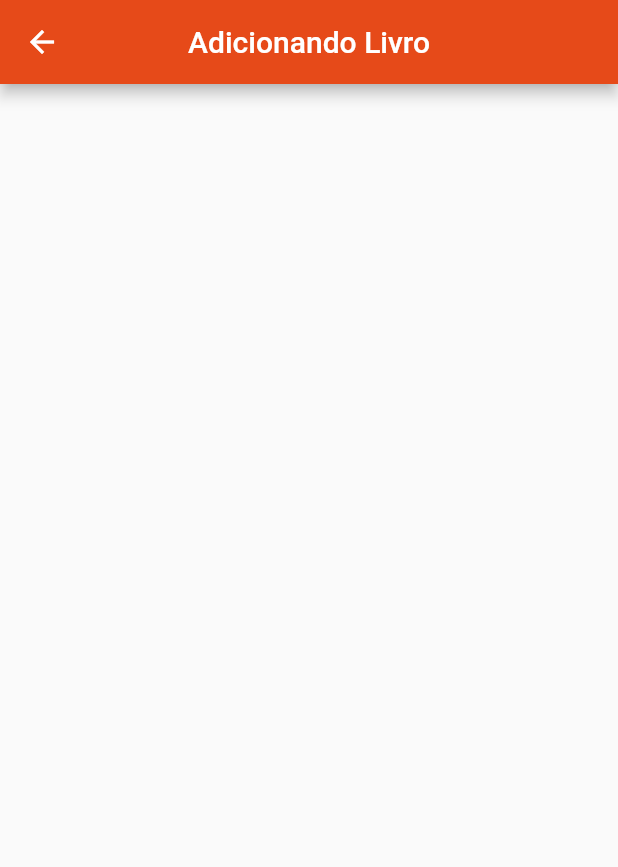
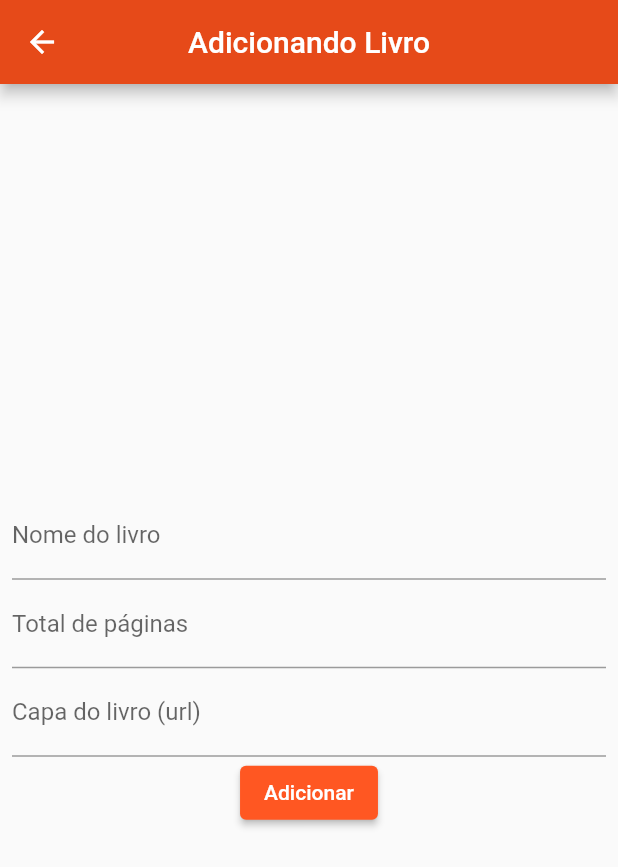
Before and after one commit to Nicodemos234/Productive-Hub, a Flutter app: the AddBooks screen opened directly, on a phone screen of 412 x 824 dp. Shown: the top 867 px of the screen. Run offline on Flutter 3.47's test engine with Material 2 defaults, Android fonts, the phone set to English and light mode, and no system bars; our stand-ins replace sqflite; accounts and stored records are empty.

Commit message:
basic form to add books

```diff
--- /dev/null
+++ b/lib/components/book_text_input.dart
@@ -0,0 +1,24 @@
+import 'package:flutter/material.dart';
+
+class BookTextInput extends StatelessWidget {
+  final Function validator;
+  final String labelText;
+  final TextInputType keyboardType;
+  final TextEditingController textEditingController;
+  BookTextInput(
+      {this.validator,
+      this.labelText,
+      this.keyboardType,
+      this.textEditingController});
+  @override
+  Widget build(BuildContext context) {
+    return TextFormField(
+      controller: textEditingController,
+      decoration: InputDecoration(
+        labelText: labelText,
+      ),
+      keyboardType: keyboardType,
+      validator: validator,
+    );
+  }
+}
--- a/lib/main.dart
+++ b/lib/main.dart
@@ -12,7 +12,7 @@ class MyApp extends StatelessWidget {
     return MaterialApp(
       title: 'Productive Hub',
       theme: ThemeData(
-        primarySwatch: Colors.deepPurple,
+        primarySwatch: Colors.deepOrange,
       ),
       home: Home(),
     );
--- a/lib/screens/add_books.dart
+++ b/lib/screens/add_books.dart
@@ -1,6 +1,21 @@
 import 'package:flutter/material.dart';
+import 'package:productivehub/components/book_text_input.dart';
+import 'package:productivehub/data/database_book.dart';
+import 'package:productivehub/models/book.dart';
 
-class AddBooks extends StatelessWidget {
+class AddBooks extends StatefulWidget {
+  @override
+  _AddBooksState createState() => _AddBooksState();
+}
+
+class _AddBooksState extends State<AddBooks> {
+  final _formKey = GlobalKey<FormState>();
+  final TextEditingController nameEditingController =
+      new TextEditingController();
+  final TextEditingController pageTotEditingController =
+      new TextEditingController();
+  final TextEditingController coverEditingController =
+      new TextEditingController();
   @override
   Widget build(BuildContext context) {
     return Scaffold(
@@ -9,6 +24,64 @@ class AddBooks extends StatelessWidget {
         centerTitle: true,
         backgroundColor: Colors.deepOrange[700],
       ),
+      body: Form(
+        key: _formKey,
+        child: Padding(
+          padding: const EdgeInsets.all(8.0),
+          child: Column(
+            mainAxisAlignment: MainAxisAlignment.center,
+            children: [
+              BookTextInput(
+                textEditingController: nameEditingController,
+                labelText: 'Nome do livro',
+                validator: (value) {
+                  if (value == null || value.isEmpty) {
+                    return "Insira o nome do livro";
+                  }
+                  return null;
+                },
+              ),
+              BookTextInput(
+                textEditingController: pageTotEditingController,
+                keyboardType: TextInputType.number,
+                labelText: 'Total de páginas',
+                validator: (value) {
+                  if (value == null || value.isEmpty) {
+                    return "Insira o total de páginas do livro";
+                  }
+                  return null;
+                },
+              ),
+              BookTextInput(
+                textEditingController: coverEditingController,
+                labelText: 'Capa do livro (url)',
+                validator: (value) {
+                  if (value == null || value.isEmpty) {
+                    return "Insira a capa do livro";
+                  }
+                  return null;
+                },
+              ),
+              ElevatedButton(
+                onPressed: () {
+                  if (_formKey.currentState.validate()) {
+                    Book book = new Book(
+                        name: nameEditingController.text,
+                        totalPages: int.parse(pageTotEditingController.text),
+                        coverDir: coverEditingController.text,
+                        currentPage: 0);
+                    DatabaseBook databaseBook = new DatabaseBook();
+                    databaseBook.createBook(book).then((value) {
+                      Navigator.of(context).pop();
+                    });
+                  }
+                },
+                child: Text('Adicionar'),
+              ),
+            ],
+          ),
+        ),
+      ),
     );
   }
 }
--- a/lib/screens/books.dart
+++ b/lib/screens/books.dart
@@ -14,7 +14,6 @@ class _BooksState extends State<Books> {
   List<Book> books = [];
   @override
   void initState() {
-    // TODO: implement initState
     super.initState();
     DatabaseBook databaseBook = new DatabaseBook();
     databaseBook.getBooks().then((value) {
```
